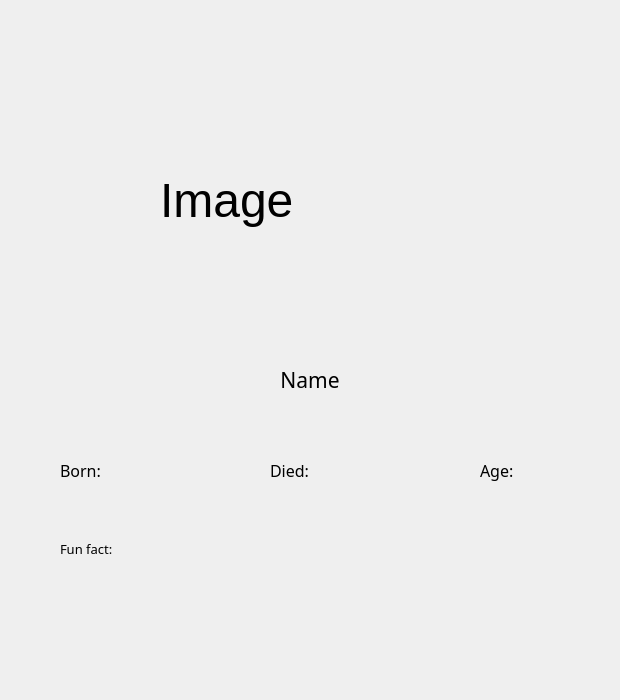
The window that scientistsinformationwindowdialog.ui (marthagb/VLN1-Skil-3) describes before a commit, drawn with Qt 5.
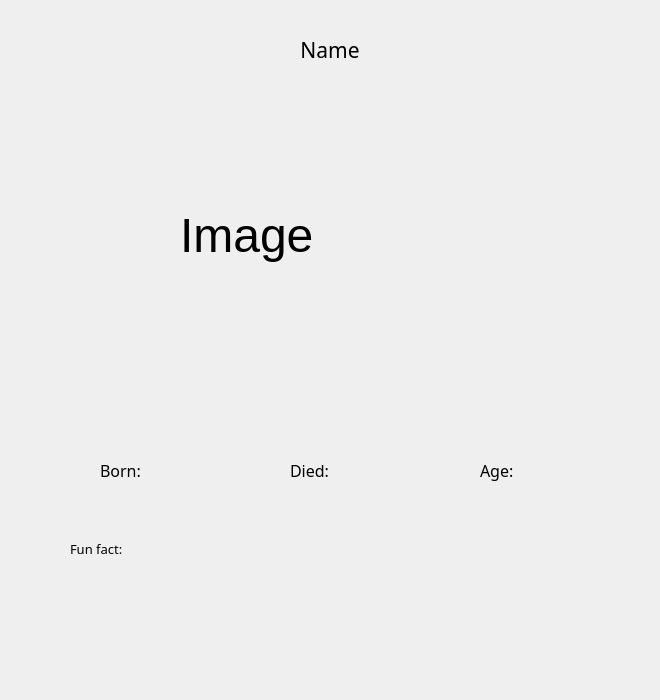
The same window after the commit.

What changed in the file:
```diff
--- a/scientistsinformationwindowdialog.ui
+++ b/scientistsinformationwindowdialog.ui
@@ -6,20 +6,32 @@
    <rect>
     <x>0</x>
     <y>0</y>
-    <width>620</width>
+    <width>660</width>
     <height>700</height>
    </rect>
   </property>
+  <property name="minimumSize">
+   <size>
+    <width>660</width>
+    <height>700</height>
+   </size>
+  </property>
+  <property name="maximumSize">
+   <size>
+    <width>660</width>
+    <height>700</height>
+   </size>
+  </property>
   <property name="windowTitle">
    <string>Dialog</string>
   </property>
   <widget class="QLabel" name="loadImageLabel">
    <property name="geometry">
     <rect>
-     <x>160</x>
-     <y>50</y>
-     <width>300</width>
-     <height>300</height>
+     <x>180</x>
+     <y>80</y>
+     <width>301</width>
+     <height>311</height>
     </rect>
    </property>
    <property name="font">
@@ -34,9 +46,9 @@
   <widget class="QLabel" name="ScientistsNameLabel">
    <property name="geometry">
     <rect>
-     <x>130</x>
-     <y>360</y>
-     <width>360</width>
+     <x>80</x>
+     <y>30</y>
+     <width>500</width>
      <height>40</height>
     </rect>
    </property>
@@ -56,7 +68,7 @@
   <widget class="QLabel" name="ScientistsYearBornLabel">
    <property name="geometry">
     <rect>
-     <x>60</x>
+     <x>100</x>
      <y>450</y>
      <width>130</width>
      <height>40</height>
@@ -75,7 +87,7 @@
   <widget class="QLabel" name="ScientistsYearOfDeathLabel">
    <property name="geometry">
     <rect>
-     <x>270</x>
+     <x>290</x>
      <y>450</y>
      <width>130</width>
      <height>40</height>
@@ -94,7 +106,7 @@
   <widget class="QLabel" name="ScientistsFunFactLabel">
    <property name="geometry">
     <rect>
-     <x>60</x>
+     <x>70</x>
      <y>540</y>
      <width>521</width>
      <height>151</height>
```
